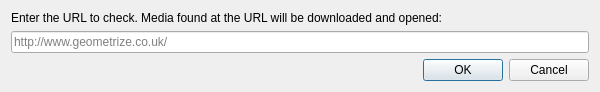
Qt form geometrize/dialog/openurldialog.ui (Tw1ddle/geometrize) before a commit.
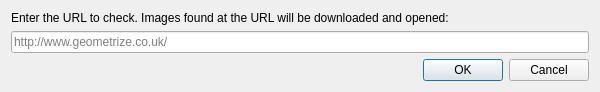
The same form after that commit.

What changed in the file:
```diff
--- a/geometrize/dialog/openurldialog.ui
+++ b/geometrize/dialog/openurldialog.ui
@@ -26,7 +26,7 @@
    <item>
     <widget class="QLabel" name="instructionText">
      <property name="text">
-      <string>Enter the URL to check. Media found at the URL will be downloaded and opened:</string>
+      <string extracomment="Message that explains how the user can enter a web address in the current dialog. The app automatically opens images it finds at the web address">Enter the URL to check. Images found at the URL will be downloaded and opened:</string>
      </property>
     </widget>
    </item>
```
Left out of the diff: 3 changed lines with no effect on the pictures.
